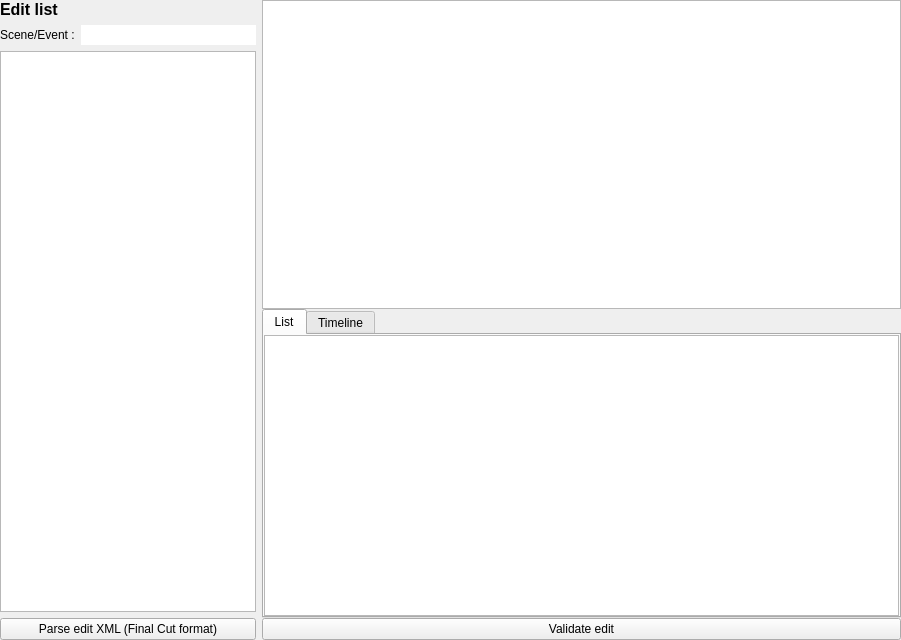
Above: src/_res/edits/edits.ui from IDragonfire/modular-client before the change. Below: the same form after it.
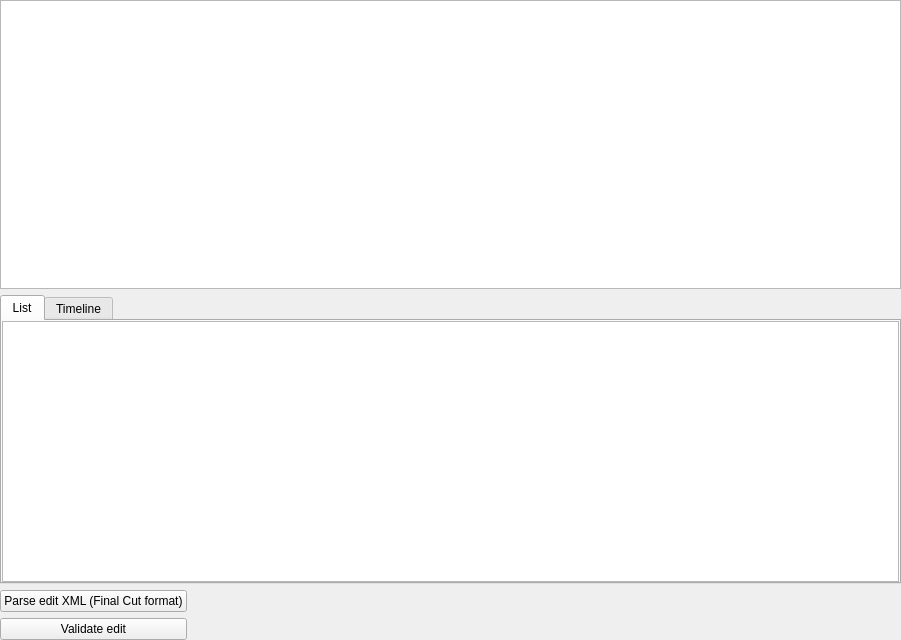
That is the form after the change.

Commit message: - Implementing restart. - The clip list is not duplicated anymore. - Each module emit their own message on update, allowing others module to   react accordingly.

What changed in the file:
```diff
--- a/src/_res/edits/edits.ui
+++ b/src/_res/edits/edits.ui
@@ -23,135 +23,7 @@
    <property name="margin">
     <number>0</number>
    </property>
-   <item row="0" column="0">
-    <widget class="QFrame" name="frame">
-     <property name="sizePolicy">
-      <sizepolicy hsizetype="Fixed" vsizetype="Expanding">
-       <horstretch>0</horstretch>
-       <verstretch>0</verstretch>
-      </sizepolicy>
-     </property>
-     <property name="lineWidth">
-      <number>0</number>
-     </property>
-     <layout class="QVBoxLayout" name="verticalLayout">
-      <property name="margin">
-       <number>0</number>
-      </property>
-      <item>
-       <widget class="QLabel" name="labelHostGame">
-        <property name="font">
-         <font>
-          <family>Segoe UI</family>
-          <pointsize>12</pointsize>
-          <weight>75</weight>
-          <bold>true</bold>
-         </font>
-        </property>
-        <property name="text">
-         <string>Edit list</string>
-        </property>
-       </widget>
-      </item>
-      <item>
-       <layout class="QFormLayout" name="formLayout">
-        <item row="0" column="0">
-         <widget class="QLabel" name="label">
-          <property name="text">
-           <string>Scene/Event :</string>
-          </property>
-         </widget>
-        </item>
-        <item row="0" column="1">
-         <widget class="QLineEdit" name="filterScene">
-          <property name="focusPolicy">
-           <enum>Qt::ClickFocus</enum>
-          </property>
-          <property name="maxLength">
-           <number>32767</number>
-          </property>
-          <property name="frame">
-           <bool>false</bool>
-          </property>
-         </widget>
-        </item>
-       </layout>
-      </item>
-      <item>
-       <widget class="QListWidget" name="clipList">
-        <property name="sizePolicy">
-         <sizepolicy hsizetype="Expanding" vsizetype="Expanding">
-          <horstretch>0</horstretch>
-          <verstretch>0</verstretch>
-         </sizepolicy>
-        </property>
-        <property name="dragDropMode">
-         <enum>QAbstractItemView::InternalMove</enum>
-        </property>
-        <property name="selectionMode">
-         <enum>QAbstractItemView::NoSelection</enum>
-        </property>
-        <property name="iconSize">
-         <size>
-          <width>48</width>
-          <height>48</height>
-         </size>
-        </property>
-        <property name="verticalScrollMode">
-         <enum>QAbstractItemView::ScrollPerPixel</enum>
-        </property>
-        <property name="movement">
-         <enum>QListView::Snap</enum>
-        </property>
-        <property name="flow">
-         <enum>QListView::TopToBottom</enum>
-        </property>
-        <property name="resizeMode">
-         <enum>QListView::Fixed</enum>
-        </property>
-        <property name="layoutMode">
-         <enum>QListView::SinglePass</enum>
-        </property>
-        <property name="spacing">
-         <number>0</number>
-        </property>
-        <property name="viewMode">
-         <enum>QListView::ListMode</enum>
-        </property>
-        <property name="sortingEnabled">
-         <bool>true</bool>
-        </property>
-       </widget>
-      </item>
-      <item>
-       <widget class="QPushButton" name="parseXmlButton">
-        <property name="text">
-         <string>Parse edit XML (Final Cut format)</string>
-        </property>
-       </widget>
-      </item>
-     </layout>
-    </widget>
-   </item>
-   <item row="0" column="1">
-    <widget class="QFrame" name="listFrame">
-     <property name="frameShape">
-      <enum>QFrame::NoFrame</enum>
-     </property>
-     <property name="frameShadow">
-      <enum>QFrame::Raised</enum>
-     </property>
-     <property name="lineWidth">
-      <number>0</number>
-     </property>
-     <layout class="QVBoxLayout" name="verticalLayout_2">
-      <property name="spacing">
-       <number>0</number>
-      </property>
-      <property name="margin">
-       <number>0</number>
-      </property>
-      <item>
+   <item row="0" column="0" colspan="3">
        <widget class="QListWidget" name="shotList">
         <property name="focusPolicy">
          <enum>Qt::NoFocus</enum>
@@ -182,7 +54,7 @@
         </property>
        </widget>
       </item>
-      <item>
+   <item row="1" column="0" colspan="3">
        <widget class="QTabWidget" name="topTabs">
         <property name="currentIndex">
          <number>0</number>
@@ -308,14 +180,44 @@
         </widget>
        </widget>
       </item>
-      <item>
+   <item row="4" column="0">
        <widget class="QPushButton" name="validateEditButton">
         <property name="text">
          <string>Validate edit</string>
         </property>
        </widget>
       </item>
-     </layout>
+   <item row="4" column="1">
+    <spacer name="horizontalSpacer_2">
+     <property name="orientation">
+      <enum>Qt::Horizontal</enum>
+     </property>
+     <property name="sizeHint" stdset="0">
+      <size>
+       <width>720</width>
+       <height>20</height>
+      </size>
+     </property>
+    </spacer>
+   </item>
+   <item row="2" column="1">
+    <spacer name="horizontalSpacer">
+     <property name="orientation">
+      <enum>Qt::Horizontal</enum>
+     </property>
+     <property name="sizeHint" stdset="0">
+      <size>
+       <width>395</width>
+       <height>20</height>
+      </size>
+     </property>
+    </spacer>
+   </item>
+   <item row="2" column="0">
+    <widget class="QPushButton" name="parseXmlButton">
+     <property name="text">
+      <string>Parse edit XML (Final Cut format)</string>
+     </property>
     </widget>
    </item>
   </layout>
```
Left out of the diff: 7 changed lines with no effect on the pictures. Lines whose indentation alone changed are shown as unchanged. The commit also changes 15 other files.
